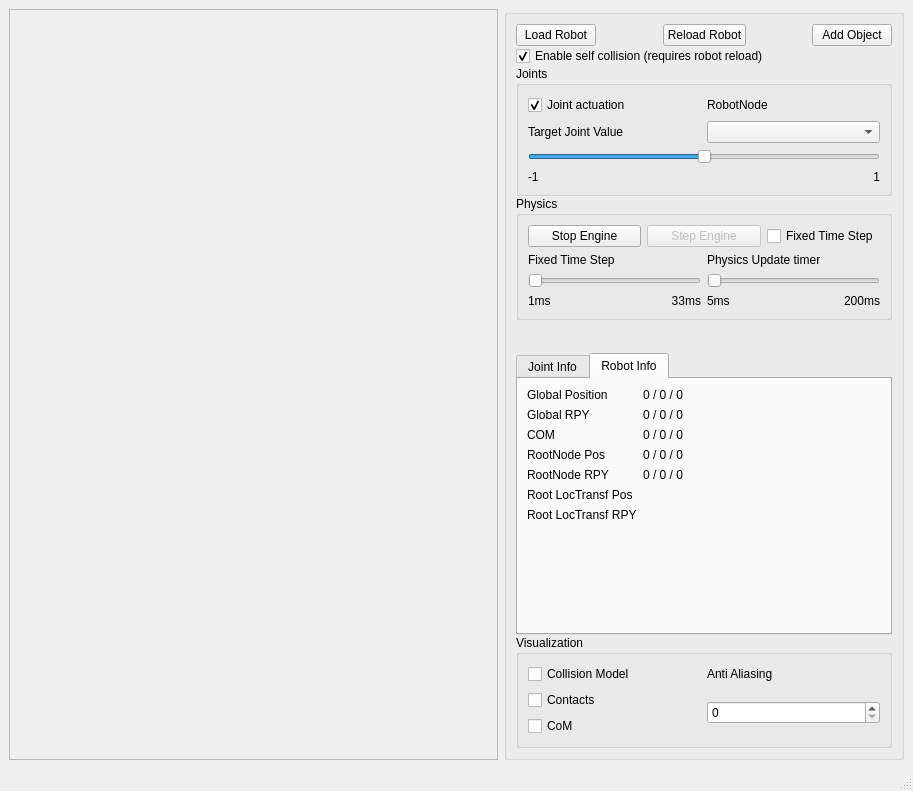
First picture: the form in SimDynamics/examples/SimDynamicsViewer/simDynamicsViewer.ui, repository softbankrobotics-research/Simox, before the edit.
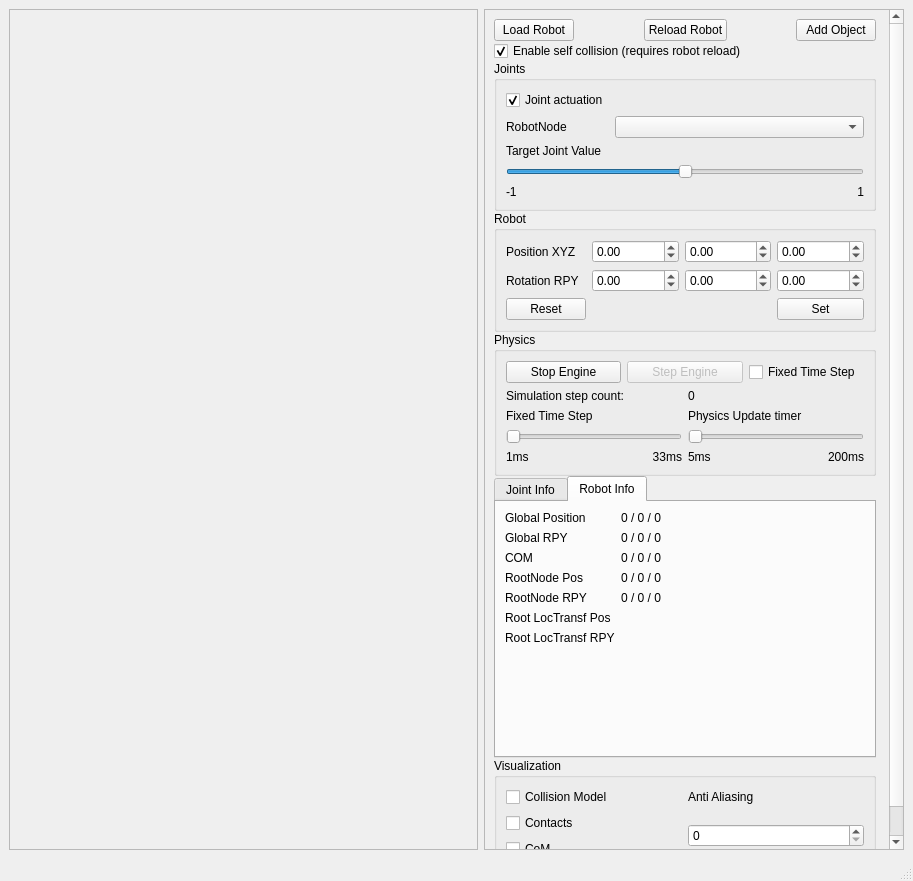
Second picture: the form after the edit.

Commit message: Add new functionality to SimDynamicsViewer

```diff
--- a/SimDynamics/examples/SimDynamicsViewer/simDynamicsViewer.ui
+++ b/SimDynamics/examples/SimDynamicsViewer/simDynamicsViewer.ui
@@ -7,7 +7,7 @@
     <x>0</x>
     <y>0</y>
     <width>913</width>
-    <height>791</height>
+    <height>881</height>
    </rect>
   </property>
   <property name="windowTitle">
@@ -16,15 +16,49 @@
   <widget class="QWidget" name="centralwidget">
    <layout class="QGridLayout" name="gridLayout">
     <item row="0" column="1">
-     <widget class="QGroupBox" name="groupBox">
+     <widget class="QScrollArea" name="scrollArea">
+      <property name="sizePolicy">
+       <sizepolicy hsizetype="Fixed" vsizetype="Preferred">
+        <horstretch>0</horstretch>
+        <verstretch>0</verstretch>
+       </sizepolicy>
+      </property>
+      <property name="minimumSize">
+       <size>
+        <width>420</width>
+        <height>0</height>
+       </size>
+      </property>
       <property name="maximumSize">
        <size>
-        <width>400</width>
+        <width>420</width>
         <height>16777215</height>
        </size>
       </property>
-      <property name="title">
-       <string/>
+      <property name="widgetResizable">
+       <bool>true</bool>
+      </property>
+      <property name="alignment">
+       <set>Qt::AlignLeading|Qt::AlignLeft|Qt::AlignVCenter</set>
+      </property>
+      <widget class="QWidget" name="scrollAreaWidgetContents_3">
+       <property name="sizePolicy">
+        <sizepolicy hsizetype="Fixed" vsizetype="Expanding">
+         <horstretch>0</horstretch>
+         <verstretch>0</verstretch>
+        </sizepolicy>
+       </property>
+       <property name="minimumSize">
+        <size>
+         <width>400</width>
+         <height>0</height>
+        </size>
+       </property>
+       <property name="maximumSize">
+        <size>
+         <width>400</width>
+         <height>16777215</height>
+        </size>
       </property>
       <layout class="QVBoxLayout" name="verticalLayout_2">
        <property name="spacing">
@@ -93,10 +127,49 @@
        </item>
        <item>
         <widget class="QGroupBox" name="groupBox_5">
+          <property name="sizePolicy">
+           <sizepolicy hsizetype="Expanding" vsizetype="Preferred">
+            <horstretch>0</horstretch>
+            <verstretch>0</verstretch>
+           </sizepolicy>
+          </property>
          <property name="title">
           <string>Joints</string>
          </property>
          <layout class="QGridLayout" name="gridLayout_4">
+           <item row="4" column="0">
+            <widget class="QLabel" name="label_TargetMin">
+             <property name="text">
+              <string>-1</string>
+             </property>
+            </widget>
+           </item>
+           <item row="4" column="1">
+            <widget class="QLabel" name="label_TargetMax">
+             <property name="layoutDirection">
+              <enum>Qt::RightToLeft</enum>
+             </property>
+             <property name="text">
+              <string>1</string>
+             </property>
+             <property name="alignment">
+              <set>Qt::AlignRight|Qt::AlignTrailing|Qt::AlignVCenter</set>
+             </property>
+            </widget>
+           </item>
+           <item row="0" column="1">
+            <spacer name="horizontalSpacer_3">
+             <property name="orientation">
+              <enum>Qt::Horizontal</enum>
+             </property>
+             <property name="sizeHint" stdset="0">
+              <size>
+               <width>40</width>
+               <height>20</height>
+              </size>
+             </property>
+            </spacer>
+           </item>
           <item row="0" column="0">
            <widget class="QCheckBox" name="checkBoxActuation">
             <property name="text">
@@ -107,24 +180,24 @@
             </property>
            </widget>
           </item>
-          <item row="0" column="1">
-           <widget class="QLabel" name="label_7">
-            <property name="text">
-             <string>RobotNode</string>
-            </property>
-           </widget>
-          </item>
-          <item row="1" column="0">
+           <item row="1" column="1">
+            <widget class="QComboBox" name="comboBoxRobotNode"/>
+           </item>
+           <item row="2" column="0">
            <widget class="QLabel" name="label_8">
             <property name="text">
              <string>Target Joint Value</string>
             </property>
            </widget>
           </item>
-          <item row="1" column="1">
-           <widget class="QComboBox" name="comboBoxRobotNode"/>
-          </item>
-          <item row="2" column="0" colspan="2">
+           <item row="1" column="0">
+            <widget class="QLabel" name="label_7">
+             <property name="text">
+              <string>RobotNode</string>
+             </property>
+            </widget>
+           </item>
+           <item row="3" column="0" colspan="2">
            <widget class="QSlider" name="horizontalSliderTarget">
             <property name="minimum">
              <number>-100</number>
@@ -137,23 +210,106 @@
             </property>
            </widget>
           </item>
-          <item row="3" column="0">
-           <widget class="QLabel" name="label_TargetMin">
+          </layout>
+         </widget>
+        </item>
+        <item>
+         <widget class="QGroupBox" name="groupBox_2">
+          <property name="sizePolicy">
+           <sizepolicy hsizetype="Expanding" vsizetype="Preferred">
+            <horstretch>0</horstretch>
+            <verstretch>0</verstretch>
+           </sizepolicy>
+          </property>
+          <property name="title">
+           <string>Robot</string>
+          </property>
+          <layout class="QGridLayout" name="gridLayout_7">
+           <item row="0" column="0">
+            <widget class="QLabel" name="label_14">
             <property name="text">
-             <string>-1</string>
+              <string>Position XYZ</string>
             </property>
            </widget>
           </item>
-          <item row="3" column="1">
-           <widget class="QLabel" name="label_TargetMax">
-            <property name="layoutDirection">
-             <enum>Qt::RightToLeft</enum>
-            </property>
+           <item row="1" column="0">
+            <widget class="QLabel" name="label_15">
+             <property name="text">
+              <string>Rotation RPY</string>
+             </property>
+            </widget>
+           </item>
+           <item row="0" column="3">
+            <widget class="QDoubleSpinBox" name="spinBox_Pos_Z">
+             <property name="minimum">
+              <double>-9999999999.000000000000000</double>
+             </property>
+             <property name="maximum">
+              <double>9999999999.000000000000000</double>
+             </property>
+            </widget>
+           </item>
+           <item row="0" column="1">
+            <widget class="QDoubleSpinBox" name="spinBox_Pos_X">
+             <property name="minimum">
+              <double>-9999999999.000000000000000</double>
+             </property>
+             <property name="maximum">
+              <double>9999999999.000000000000000</double>
+             </property>
+            </widget>
+           </item>
+           <item row="1" column="3">
+            <widget class="QDoubleSpinBox" name="spinBox_Rot_Y">
+             <property name="minimum">
+              <double>-9999999999.000000000000000</double>
+             </property>
+             <property name="maximum">
+              <double>9999999999.000000000000000</double>
+             </property>
+            </widget>
+           </item>
+           <item row="1" column="1">
+            <widget class="QDoubleSpinBox" name="spinBox_Rot_R">
+             <property name="minimum">
+              <double>-9999999999.000000000000000</double>
+             </property>
+             <property name="maximum">
+              <double>9999999999.000000000000000</double>
+             </property>
+            </widget>
+           </item>
+           <item row="1" column="2">
+            <widget class="QDoubleSpinBox" name="spinBox_Rot_P">
+             <property name="minimum">
+              <double>-9999999999.000000000000000</double>
+             </property>
+             <property name="maximum">
+              <double>9999999999.000000000000000</double>
+             </property>
+            </widget>
+           </item>
+           <item row="0" column="2">
+            <widget class="QDoubleSpinBox" name="spinBox_Pos_Y">
+             <property name="minimum">
+              <double>-9999999999.000000000000000</double>
+             </property>
+             <property name="maximum">
+              <double>9999999999.000000000000000</double>
+             </property>
+            </widget>
+           </item>
+           <item row="2" column="3">
+            <widget class="QPushButton" name="button_set">
             <property name="text">
-             <string>1</string>
-            </property>
-            <property name="alignment">
-             <set>Qt::AlignRight|Qt::AlignTrailing|Qt::AlignVCenter</set>
+              <string>Set</string>
+             </property>
+            </widget>
+           </item>
+           <item row="2" column="0">
+            <widget class="QPushButton" name="button_reset">
+             <property name="text">
+              <string>Reset</string>
             </property>
            </widget>
           </item>
@@ -162,38 +318,17 @@
        </item>
        <item>
         <widget class="QGroupBox" name="groupBox_4">
+          <property name="sizePolicy">
+           <sizepolicy hsizetype="Expanding" vsizetype="Preferred">
+            <horstretch>0</horstretch>
+            <verstretch>0</verstretch>
+           </sizepolicy>
+          </property>
          <property name="title">
           <string>Physics</string>
          </property>
          <layout class="QGridLayout" name="gridLayout_3">
-          <item row="0" column="2" colspan="2">
-           <widget class="QPushButton" name="pushButtonStep">
-            <property name="enabled">
-             <bool>false</bool>
-            </property>
-            <property name="text">
-             <string>Step Engine</string>
-            </property>
-           </widget>
-          </item>
-          <item row="1" column="0" colspan="3">
-           <widget class="QLabel" name="label_10">
-            <property name="text">
-             <string>Fixed Time Step</string>
-            </property>
-           </widget>
-          </item>
-          <item row="0" column="4" colspan="2">
-           <widget class="QCheckBox" name="checkBoxFixedTimeStep">
-            <property name="text">
-             <string>Fixed Time Step</string>
-            </property>
-            <property name="checked">
-             <bool>false</bool>
-            </property>
-           </widget>
-          </item>
-          <item row="1" column="3" colspan="3">
+           <item row="2" column="3" colspan="3">
            <widget class="QLabel" name="label_9">
             <property name="text">
              <string>Physics Update timer</string>
@@ -208,6 +343,66 @@
            </widget>
           </item>
           <item row="2" column="0" colspan="3">
+            <widget class="QLabel" name="label_10">
+             <property name="text">
+              <string>Fixed Time Step</string>
+             </property>
+            </widget>
+           </item>
+           <item row="0" column="4" colspan="2">
+            <widget class="QCheckBox" name="checkBoxFixedTimeStep">
+             <property name="text">
+              <string>Fixed Time Step</string>
+             </property>
+             <property name="checked">
+              <bool>false</bool>
+             </property>
+            </widget>
+           </item>
+           <item row="4" column="5">
+            <widget class="QLabel" name="label_TargetMax_2">
+             <property name="layoutDirection">
+              <enum>Qt::RightToLeft</enum>
+             </property>
+             <property name="text">
+              <string>200ms</string>
+             </property>
+             <property name="alignment">
+              <set>Qt::AlignRight|Qt::AlignTrailing|Qt::AlignVCenter</set>
+             </property>
+            </widget>
+           </item>
+           <item row="4" column="1" colspan="2">
+            <widget class="QLabel" name="label_TargetMax_3">
+             <property name="layoutDirection">
+              <enum>Qt::RightToLeft</enum>
+             </property>
+             <property name="text">
+              <string>33ms</string>
+             </property>
+             <property name="alignment">
+              <set>Qt::AlignRight|Qt::AlignTrailing|Qt::AlignVCenter</set>
+             </property>
+            </widget>
+           </item>
+           <item row="4" column="3" colspan="2">
+            <widget class="QLabel" name="label_TargetMin_2">
+             <property name="text">
+              <string>5ms</string>
+             </property>
+            </widget>
+           </item>
+           <item row="0" column="2" colspan="2">
+            <widget class="QPushButton" name="pushButtonStep">
+             <property name="enabled">
+              <bool>false</bool>
+             </property>
+             <property name="text">
+              <string>Step Engine</string>
+             </property>
+            </widget>
+           </item>
+           <item row="3" column="0" colspan="3">
            <widget class="QSlider" name="horizontalSliderFixedTimeStep">
             <property name="enabled">
              <bool>false</bool>
@@ -229,7 +424,7 @@
             </property>
            </widget>
           </item>
-          <item row="2" column="3" colspan="3">
+           <item row="3" column="3" colspan="3">
            <widget class="QSlider" name="horizontalSliderUpdateTimer">
             <property name="minimum">
              <number>5</number>
@@ -248,64 +443,42 @@
             </property>
            </widget>
           </item>
-          <item row="3" column="0">
+           <item row="4" column="0">
            <widget class="QLabel" name="label_TargetMin_3">
             <property name="text">
              <string>1ms</string>
             </property>
            </widget>
           </item>
-          <item row="3" column="1" colspan="2">
-           <widget class="QLabel" name="label_TargetMax_3">
-            <property name="layoutDirection">
-             <enum>Qt::RightToLeft</enum>
-            </property>
+           <item row="1" column="0" colspan="6">
+            <layout class="QHBoxLayout" name="horizontalLayout_2">
+             <item>
+              <widget class="QLabel" name="label_13">
             <property name="text">
-             <string>33ms</string>
-            </property>
-            <property name="alignment">
-             <set>Qt::AlignRight|Qt::AlignTrailing|Qt::AlignVCenter</set>
-            </property>
-           </widget>
-          </item>
-          <item row="3" column="3" colspan="2">
-           <widget class="QLabel" name="label_TargetMin_2">
+                <string>Simulation step count: </string>
+               </property>
+              </widget>
+             </item>
+             <item>
+              <widget class="QLabel" name="label_simuStepCount">
             <property name="text">
-             <string>5ms</string>
+                <string>0</string>
             </property>
            </widget>
           </item>
-          <item row="3" column="5">
-           <widget class="QLabel" name="label_TargetMax_2">
-            <property name="layoutDirection">
-             <enum>Qt::RightToLeft</enum>
-            </property>
-            <property name="text">
-             <string>200ms</string>
-            </property>
-            <property name="alignment">
-             <set>Qt::AlignRight|Qt::AlignTrailing|Qt::AlignVCenter</set>
-            </property>
-           </widget>
+            </layout>
           </item>
          </layout>
         </widget>
        </item>
-       <item>
-        <spacer name="verticalSpacer">
-         <property name="orientation">
-          <enum>Qt::Vertical</enum>
-         </property>
-         <property name="sizeHint" stdset="0">
-          <size>
-           <width>20</width>
-           <height>40</height>
-          </size>
-         </property>
-        </spacer>
-       </item>
        <item>
         <widget class="QTabWidget" name="tabWidget">
+          <property name="sizePolicy">
+           <sizepolicy hsizetype="Expanding" vsizetype="Expanding">
+            <horstretch>0</horstretch>
+            <verstretch>0</verstretch>
+           </sizepolicy>
+          </property>
          <property name="currentIndex">
           <number>1</number>
          </property>
@@ -401,6 +574,12 @@
           </layout>
          </widget>
          <widget class="QWidget" name="tab_2">
+           <property name="sizePolicy">
+            <sizepolicy hsizetype="Preferred" vsizetype="Expanding">
+             <horstretch>0</horstretch>
+             <verstretch>0</verstretch>
+            </sizepolicy>
+           </property>
           <attribute name="title">
            <string>Robot Info</string>
           </attribute>
@@ -509,6 +688,12 @@
        </item>
        <item>
         <widget class="QGroupBox" name="groupBox_3">
+          <property name="sizePolicy">
+           <sizepolicy hsizetype="Expanding" vsizetype="Preferred">
+            <horstretch>0</horstretch>
+            <verstretch>0</verstretch>
+           </sizepolicy>
+          </property>
          <property name="title">
           <string>Visualization</string>
          </property>
@@ -553,9 +738,16 @@
        </item>
       </layout>
      </widget>
+     </widget>
     </item>
     <item row="0" column="0">
      <widget class="QFrame" name="frameViewer">
+      <property name="sizePolicy">
+       <sizepolicy hsizetype="MinimumExpanding" vsizetype="Preferred">
+        <horstretch>0</horstretch>
+        <verstretch>0</verstretch>
+       </sizepolicy>
+      </property>
       <property name="frameShape">
        <enum>QFrame::StyledPanel</enum>
       </property>
```
Left out of the diff: 6 changed lines with no effect on the pictures. Lines whose indentation alone changed are shown as unchanged. The commit also changes 2 other files.
